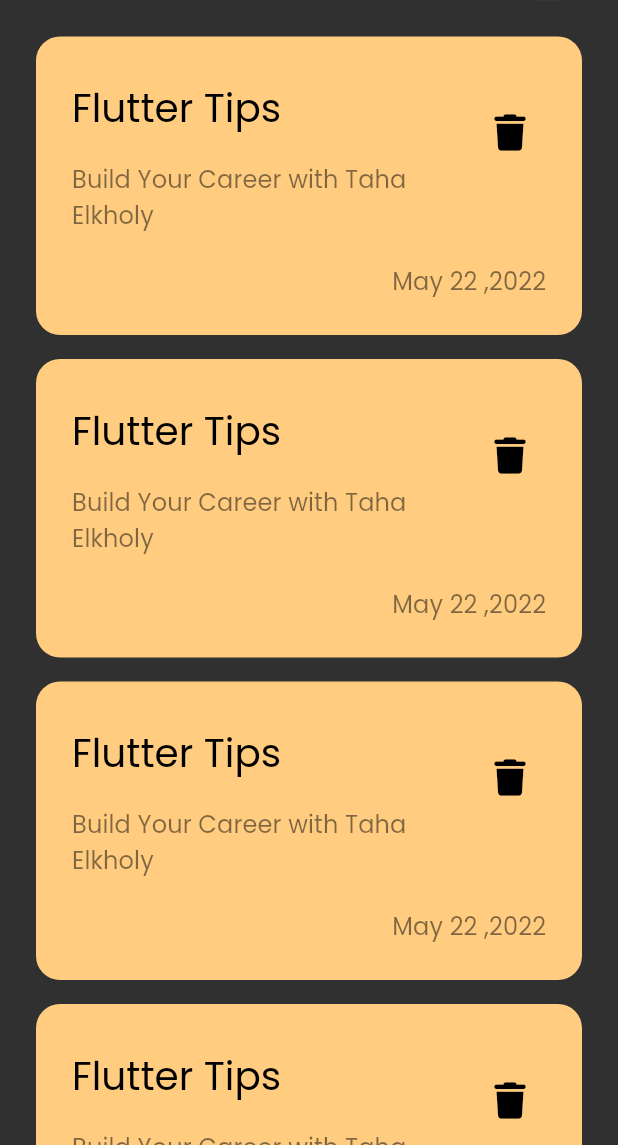
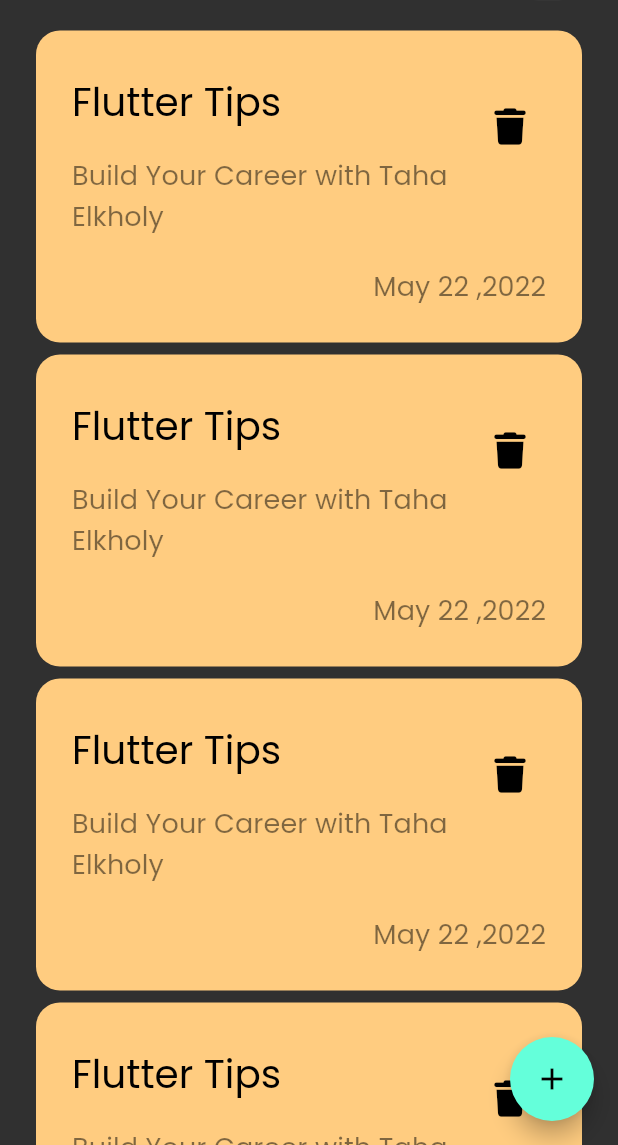
Before and after one commit to taha-elkholy/notes_app, a Flutter app: the screen it shows after launch, on a phone screen of 412 x 824 dp, the part 91-1236 px from its top. Run offline on Flutter 3.47's test engine with Material 2 defaults, Android fonts, the phone set to English and light mode, and no system bars; our stand-ins replace font_awesome_flutter.

Commit message:
add floating action button

```diff
--- a/lib/main.dart
+++ b/lib/main.dart
@@ -22,7 +22,7 @@ class NotesApp extends StatelessWidget {
         textTheme: const TextTheme(
           titleLarge: TextStyle(fontSize: 28),
           titleMedium: TextStyle(fontSize: 26),
-          titleSmall: TextStyle(fontSize: 16),
+          titleSmall: TextStyle(fontSize: 18),
         ),
       ),
       home: const NotesView(),
--- a/lib/views/notes_view.dart
+++ b/lib/views/notes_view.dart
@@ -6,9 +6,13 @@ class NotesView extends StatelessWidget {
 
   @override
   Widget build(BuildContext context) {
-    return const Scaffold(
-      body: SafeArea(
+    return Scaffold(
+      body: const SafeArea(
         child: NotesViewBody(),
+      ),
+      floatingActionButton: FloatingActionButton(
+        onPressed: () {},
+        child: const Icon(Icons.add),
       ),
     );
   }
--- a/lib/views/widgets/notes_list_view.dart
+++ b/lib/views/widgets/notes_list_view.dart
@@ -8,7 +8,7 @@ class NotesListView extends StatelessWidget {
   Widget build(BuildContext context) {
     return ListView.builder(itemBuilder: (context, index) {
       return const Padding(
-        padding: EdgeInsets.symmetric(vertical: 8),
+        padding: EdgeInsets.symmetric(vertical: 4),
         child: NoteItem(),
       );
     });
```
